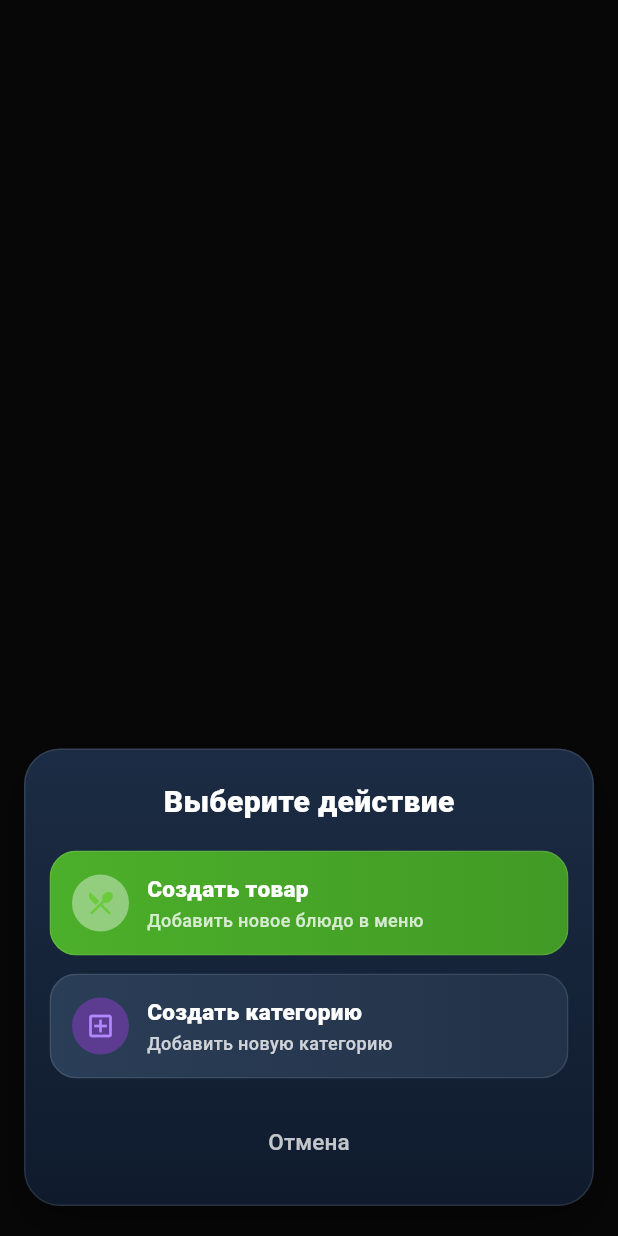
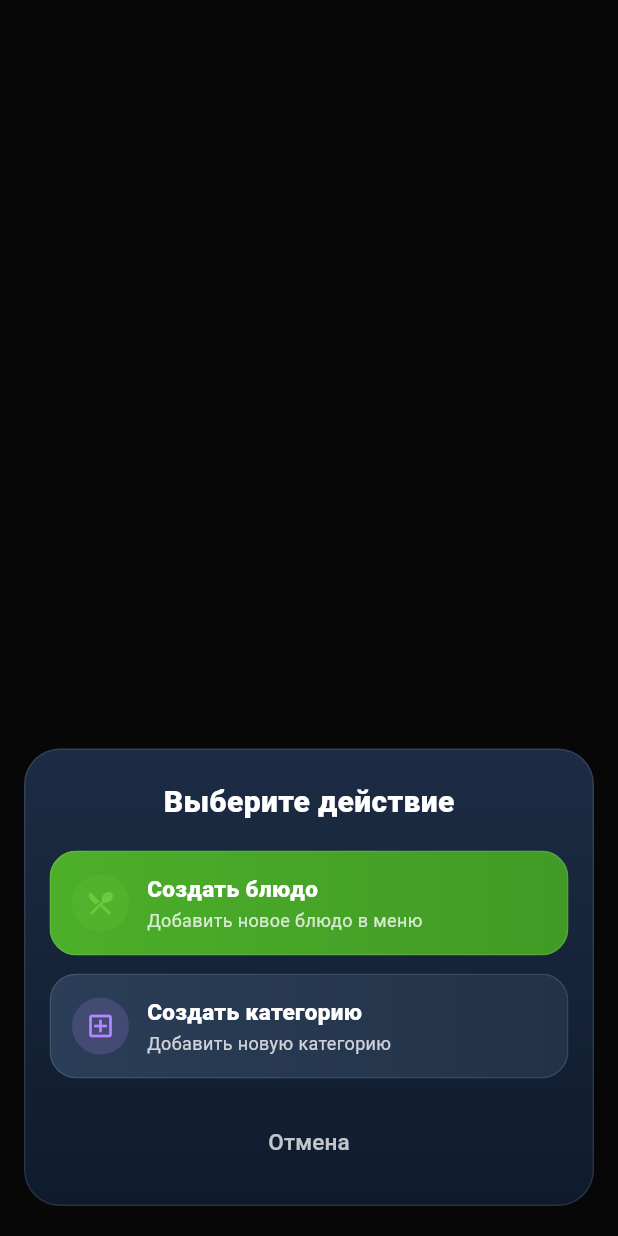
Before and after one commit to jetkizdigital-droid/mobile_restaurant, a Flutter app: the MenuCreateActionSheet widget shown alone on an empty page, opened directly with empty values, on a phone screen of 412 x 824 dp. Run offline on Flutter 3.47's test engine with Material 3 defaults, Android fonts, the phone set to English and light mode, and no system bars; our stand-ins replace firebase_core, firebase_crashlytics, firebase_messaging, flutter_image_compress, flutter_local_notifications, flutter_secure_storage and 4 more; accounts and stored records are empty; network calls fail.

Commit message:
feat(i18n): localize menu create actions

```diff
--- a/lib/features/menu/presentation/widgets/menuCreateActionSheet.dart
+++ b/lib/features/menu/presentation/widgets/menuCreateActionSheet.dart
@@ -1,5 +1,7 @@
 import 'dart:ui';
+
 import 'package:flutter/material.dart';
+import 'package:jetkiz_restaurant/core/localization/app_locale_controller.dart';
 
 class MenuCreateActionSheet extends StatelessWidget {
   const MenuCreateActionSheet({
@@ -18,9 +20,7 @@ class MenuCreateActionSheet extends StatelessWidget {
         Positioned.fill(
           child: BackdropFilter(
             filter: ImageFilter.blur(sigmaX: 8, sigmaY: 8),
-            child: Container(
-              color: Colors.black.withValues(alpha: 0.35),
-            ),
+            child: Container(color: Colors.black.withValues(alpha: 0.35)),
           ),
         ),
         Align(
@@ -35,29 +35,17 @@ class MenuCreateActionSheet extends StatelessWidget {
                 gradient: const LinearGradient(
                   begin: Alignment.topCenter,
                   end: Alignment.bottomCenter,
-                  colors: [
-                    Color(0xFF1C2C44),
-                    Color(0xFF0F1B2D),
-                  ],
+                  colors: [Color(0xFF1C2C44), Color(0xFF0F1B2D)],
                 ),
-                border: Border.all(
-                  color: Colors.white.withValues(alpha: 0.10),
-                ),
-                boxShadow: [
-                  BoxShadow(
-                    color: Colors.black.withValues(alpha: 0.35),
-                    blurRadius: 24,
-                    offset: const Offset(0, 12),
-                  ),
-                ],
+                border: Border.all(color: Colors.white.withValues(alpha: 0.10)),
               ),
               child: Column(
                 mainAxisSize: MainAxisSize.min,
                 children: [
                   const SizedBox(height: 4),
-                  const Text(
-                    'Выберите действие',
-                    style: TextStyle(
+                  Text(
+                    context.tr('Выберите действие', 'Әрекетті таңдаңыз'),
+                    style: const TextStyle(
                       color: Colors.white,
                       fontSize: 20,
                       fontWeight: FontWeight.w800,
@@ -65,37 +53,40 @@ class MenuCreateActionSheet extends StatelessWidget {
                   ),
                   const SizedBox(height: 18),
                   _ActionCard(
-                    iconBg: const Color(0x66FFFFFF),
                     accent: const Color(0xFF6BCB3D),
                     background: const LinearGradient(
                       colors: [Color(0xFF4CAF2A), Color(0xFF419A25)],
                     ),
                     icon: Icons.restaurant_menu,
-                    title: 'Создать товар',
-                    subtitle: 'Добавить новое блюдо в меню',
+                    title: context.tr('Создать блюдо', 'Тағам қосу'),
+                    subtitle: context.tr(
+                      'Добавить новое блюдо в меню',
+                      'Мәзірге жаңа тағам қосу',
+                    ),
                     onTap: onAddProduct,
                   ),
                   const SizedBox(height: 12),
                   _ActionCard(
-                    iconBg: const Color(0xFF5B3C91),
                     accent: const Color(0xFFB388FF),
                     background: const LinearGradient(
                       colors: [Color(0xFF2B3E57), Color(0xFF223248)],
                     ),
                     icon: Icons.add_box_outlined,
-                    title: 'Создать категорию',
-                    subtitle: 'Добавить новую категорию',
+                    title: context.tr('Создать категорию', 'Санат қосу'),
+                    subtitle: context.tr(
+                      'Добавить новую категорию',
+                      'Жаңа санат қосу',
+                    ),
                     onTap: onAddCategory,
                   ),
                   const SizedBox(height: 18),
                   TextButton(
                     onPressed: () => Navigator.of(context).pop(),
                     child: Text(
-                      'Отмена',
+                      context.tr('Отмена', 'Бас тарту'),
                       style: TextStyle(
                         color: Colors.white.withValues(alpha: 0.75),
                         fontSize: 15,
-                        fontWeight: FontWeight.w500,
                       ),
                     ),
                   ),
@@ -111,7 +102,6 @@ class MenuCreateActionSheet extends StatelessWidget {
 
 class _ActionCard extends StatelessWidget {
   const _ActionCard({
-    required this.iconBg,
     required this.accent,
     required this.background,
     required this.icon,
@@ -120,7 +110,6 @@ class _ActionCard extends StatelessWidget {
     required this.onTap,
   });
 
-  final Color iconBg;
   final Color accent;
   final Gradient background;
   final IconData icon;
@@ -139,9 +128,7 @@ class _ActionCard extends StatelessWidget {
           decoration: BoxDecoration(
             gradient: background,
             borderRadius: BorderRadius.circular(18),
-            border: Border.all(
-              color: Colors.white.withValues(alpha: 0.10),
-            ),
+            border: Border.all(color: Colors.white.withValues(alpha: 0.10)),
           ),
           child: Padding(
             padding: const EdgeInsets.symmetric(horizontal: 14, vertical: 14),
@@ -151,14 +138,10 @@ class _ActionCard extends StatelessWidget {
                   width: 38,
                   height: 38,
                   decoration: BoxDecoration(
-                    color: iconBg,
+                    color: accent.withValues(alpha: 0.18),
                     shape: BoxShape.circle,
                   ),
-                  child: Icon(
-                    icon,
-                    color: accent,
-                    size: 20,
-                  ),
+                  child: Icon(icon, color: accent, size: 20),
                 ),
                 const SizedBox(width: 12),
                 Expanded(
@@ -179,7 +162,6 @@ class _ActionCard extends StatelessWidget {
                         style: TextStyle(
                           color: Colors.white.withValues(alpha: 0.78),
                           fontSize: 12,
-                          fontWeight: FontWeight.w500,
                         ),
                       ),
                     ],
```
